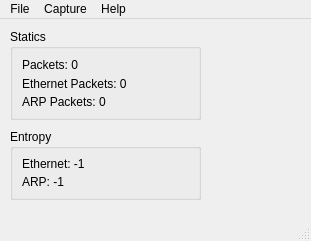
Qt form tp1/herramienta/gui/ui/MainWindow.ui (ikovacs/redes) before a commit.
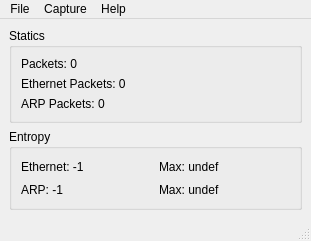
The same form after that commit.

Commit message: max entropy

Diff of the .ui file:
```diff
--- a/tp1/herramienta/gui/ui/MainWindow.ui
+++ b/tp1/herramienta/gui/ui/MainWindow.ui
@@ -14,15 +14,9 @@
    <string>Sniffer</string>
   </property>
   <widget class="QWidget" name="centralwidget">
+   <layout class="QVBoxLayout" name="verticalLayout_4">
+    <item>
    <widget class="QGroupBox" name="staticsBox">
-    <property name="geometry">
-     <rect>
-      <x>10</x>
-      <y>10</y>
-      <width>191</width>
-      <height>91</height>
-     </rect>
-    </property>
     <property name="title">
      <string>Statics</string>
     </property>
@@ -53,22 +47,18 @@
      </item>
     </layout>
    </widget>
+    </item>
+    <item>
    <widget class="QGroupBox" name="entropyBox">
-    <property name="geometry">
-     <rect>
-      <x>10</x>
-      <y>110</y>
-      <width>191</width>
-      <height>71</height>
-     </rect>
-    </property>
     <property name="title">
      <string>Entropy</string>
     </property>
     <property name="flat">
      <bool>false</bool>
     </property>
-    <layout class="QVBoxLayout" name="verticalLayout_2">
+      <layout class="QHBoxLayout" name="horizontalLayout">
+       <item>
+        <layout class="QVBoxLayout" name="verticalLayout_3">
      <item>
       <widget class="QLabel" name="ethEntropyLabel">
        <property name="text">
@@ -84,7 +74,29 @@
       </widget>
      </item>
     </layout>
-   </widget>
+       </item>
+       <item>
+        <layout class="QVBoxLayout" name="verticalLayout_2">
+         <item>
+          <widget class="QLabel" name="maxEthEntropyLabel">
+           <property name="text">
+            <string>Max: undef</string>
+           </property>
+          </widget>
+         </item>
+         <item>
+          <widget class="QLabel" name="maxArpEntropyLabel">
+           <property name="text">
+            <string>Max: undef</string>
+           </property>
+          </widget>
+         </item>
+        </layout>
+       </item>
+      </layout>
+     </widget>
+    </item>
+   </layout>
   </widget>
   <widget class="QMenuBar" name="menubar">
    <property name="geometry">
```
Lines whose indentation alone changed are shown as unchanged. The commit also changes 2 other files.
